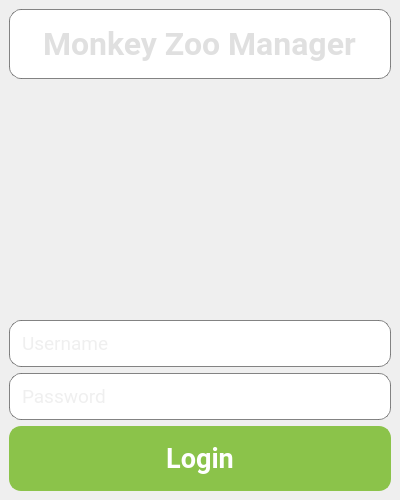
This is MonkeyZooManager/qt/login.ui in woobe-studio/MonkeyZooManager as Qt 5 draws it before an edit. The edited form follows.
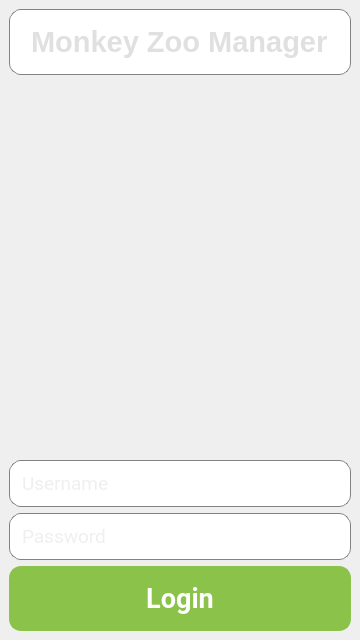
This is the edited form. Icons and pictures are not drawn.

```diff
--- a/MonkeyZooManager/qt/login.ui
+++ b/MonkeyZooManager/qt/login.ui
@@ -6,14 +6,14 @@
    <rect>
     <x>0</x>
     <y>0</y>
-    <width>400</width>
-    <height>500</height>
+    <width>360</width>
+    <height>640</height>
    </rect>
   </property>
   <property name="minimumSize">
    <size>
-    <width>400</width>
-    <height>500</height>
+    <width>360</width>
+    <height>640</height>
    </size>
   </property>
   <property name="windowTitle">
@@ -31,8 +31,8 @@
      <widget class="QLineEdit" name="EnterTitle">
       <property name="font">
        <font>
-        <family>Roboto</family>
-        <pointsize>24</pointsize>
+        <family>Segoe UI</family>
+        <pointsize>22</pointsize>
         <bold>true</bold>
        </font>
       </property>
@@ -64,11 +64,23 @@
      </widget>
     </item>
     <item>
-     <widget class="QLabel" name="labelLogo">
-      <property name="text">
-       <string/>
-      </property>
-     </widget>
+    <widget class="QLabel" name="labelLogo">
+     <property name="minimumSize">
+      <size>
+       <width>200</width>
+       <height>200</height>
+      </size>
+     </property>
+     <property name="alignment">
+      <set>Qt::AlignCenter</set>
+     </property>
+     <property name="pixmap">
+      <pixmap>MonkeyZooManager\qt\login.png</pixmap>
+     </property>
+     <property name="scaledContents">
+      <bool>true</bool>
+     </property>
+    </widget>
     </item>
     <item>
      <widget class="QLineEdit" name="lineEditUsername">
```
